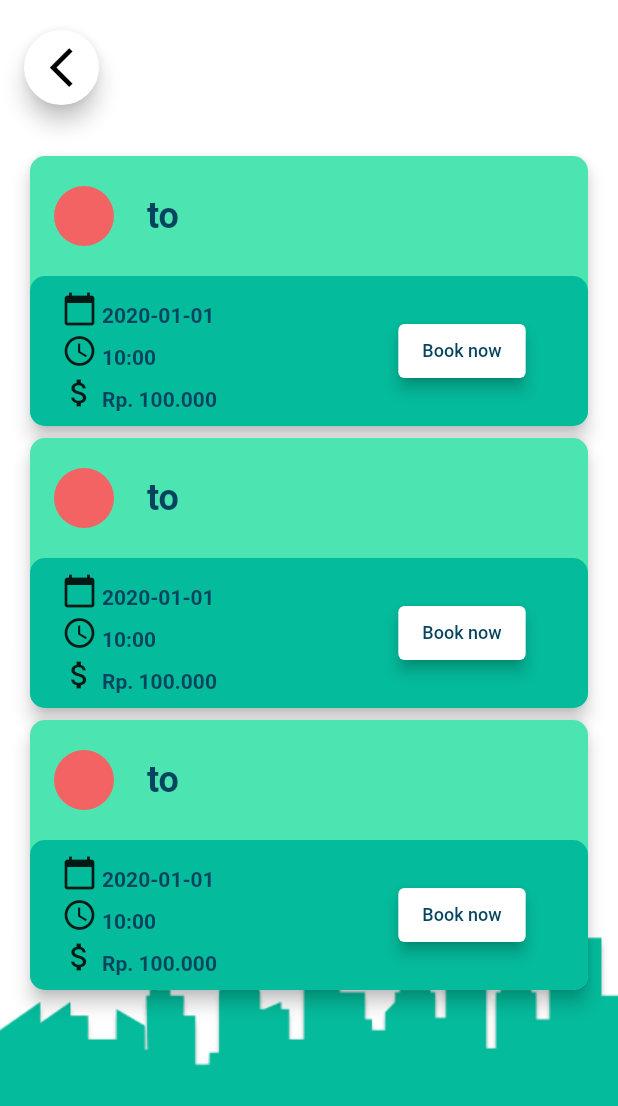
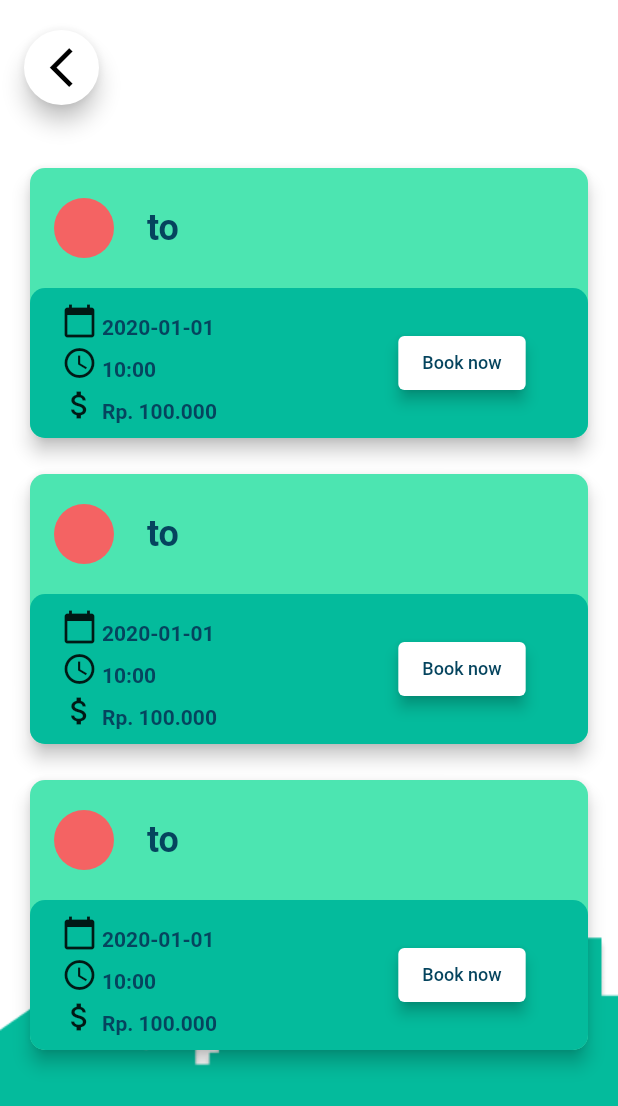
Before and after one commit to omaewa-mo-shinderu-APEC/TransitSpot, a Flutter app: the SearchResultView screen opened directly with empty values, on a phone screen of 412 x 824 dp. Shown: the top 1106 px of the screen. Run offline on Flutter 3.47's test engine with Material 2 defaults, Android fonts, the phone set to English and light mode, and no system bars; our stand-ins replace cloud_firestore, firebase_auth, firebase_core, freezed_annotation, stacked, stacked_services; accounts and stored records are empty.

```diff
--- a/lib/ui/views/home/component/service_card.dart
+++ b/lib/ui/views/home/component/service_card.dart
@@ -6,12 +6,14 @@ class ServiceCard extends StatelessWidget {
   final String title;
   final String iconSrv;
   final String destination;
+  final Future Function(String) navigator;
 
   ServiceCard(
       {Key? key,
       required this.title,
       required this.iconSrv,
-      required this.destination})
+      required this.destination,
+      required this.navigator})
       : super(key: key);
 
   @override
@@ -23,7 +25,7 @@ class ServiceCard extends StatelessWidget {
         ),
         GestureDetector(
           onTap: () {
-            HomeViewModel.navigatePage(destination);
+            navigator(destination);
             print('click navigatePage');
           },
           child: Card(
--- a/lib/ui/views/home/home_view.dart
+++ b/lib/ui/views/home/home_view.dart
@@ -67,6 +67,7 @@ class HomeView extends StatelessWidget {
                         title: srv['title']!,
                         iconSrv: srv['img']!,
                         destination: srv['destination']!,
+                        navigator: model.navigatePage,
                       );
                     }).toList(),
                   ),
--- a/lib/ui/views/search_result/components/card_result.dart
+++ b/lib/ui/views/search_result/components/card_result.dart
@@ -12,7 +12,9 @@ class CardResult extends StatelessWidget {
 
   @override
   Widget build(BuildContext context) {
-    return Card(
+    return Padding(
+      padding: const EdgeInsets.symmetric(vertical: 8.0, horizontal: 0),
+      child: Card(
           color: AppColors.secondaryBackground,
           shape: RoundedRectangleBorder(
             borderRadius: BorderRadius.circular(10.0),
@@ -58,7 +60,10 @@ class CardResult extends StatelessWidget {
                           crossAxisAlignment: CrossAxisAlignment.start,
                           children: [
                             {'text': data.date, 'icon': Icons.calendar_today},
-                          {'text': data.time, 'icon': Icons.access_time_sharp},
+                            {
+                              'text': data.time,
+                              'icon': Icons.access_time_sharp
+                            },
                             {
                               'text': data.price,
                               'icon': Icons.attach_money_sharp
@@ -122,6 +127,7 @@ class CardResult extends StatelessWidget {
               // Text(data.time),
               // Text(data.price),
             ],
-        ));
+          )),
+    );
   }
 }
```
Also changed, not shown: lib/ui/views/home/home_viewmodel.dart (+6 -6 lines). Lines whose indentation alone changed are shown as unchanged.
